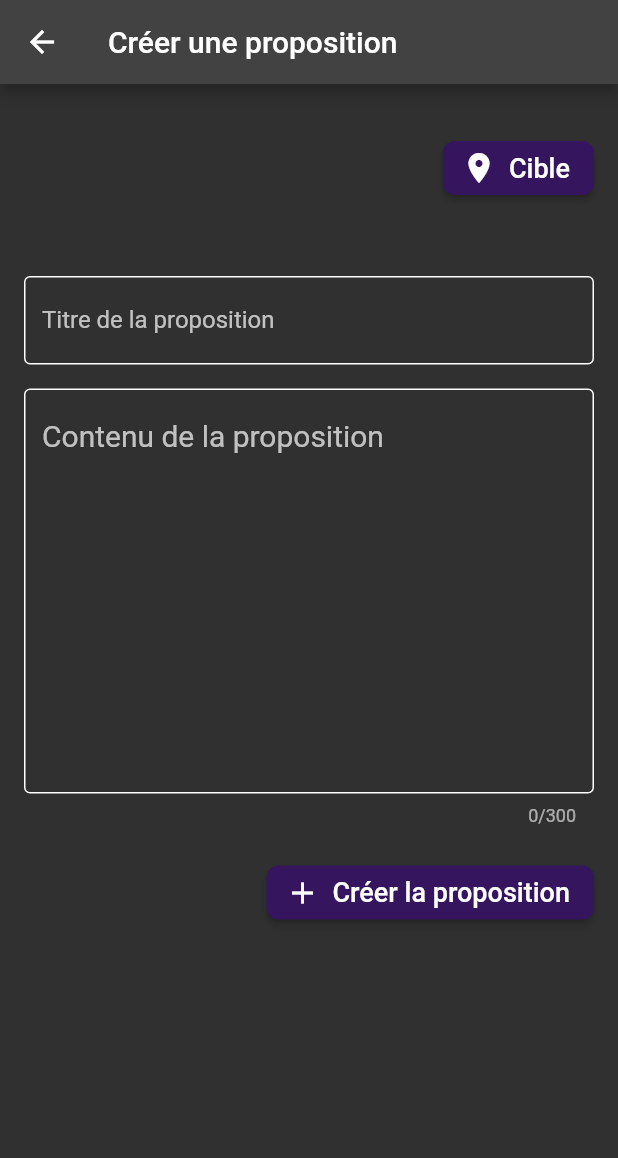
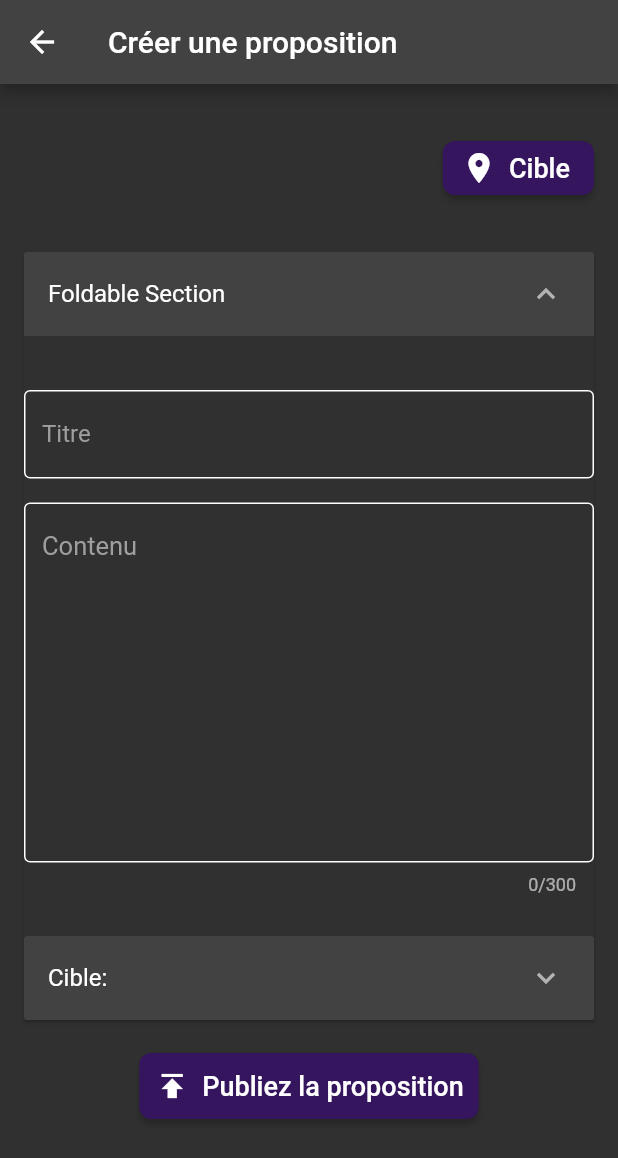
Before and after one commit to Beereex/EduPulse, a Flutter app: the CreateProposition screen opened directly, on a phone screen of 412 x 824 dp. Shown: the top 1158 px of the screen. Run offline on Flutter 3.47's test engine with Material 2 defaults, Android fonts, the phone set to English and light mode, and no system bars; our stand-ins replace cloud_firestore, firebase_auth, firebase_core, firebase_storage, image_picker; missing offline and left inert: dart:ffi; accounts and stored records are empty; statements that could not run were skipped.

Commit message:
creation de proposition, layout edition

```diff
--- a/lib/screens/propositions/create_proposition.dart
+++ b/lib/screens/propositions/create_proposition.dart
@@ -12,6 +12,8 @@ class CreateProposition extends StatefulWidget {
 class _CreatePropositionState extends State<CreateProposition> {
   String _selectedPathResult = "";
   AppData data = AppData.instance;
+  bool _isContentExpanded = true;
+  bool _isPathExpanded = false;
 
   TextEditingController _titleController = TextEditingController();
   TextEditingController _contentController = TextEditingController();
@@ -90,13 +92,13 @@ class _CreatePropositionState extends State<CreateProposition> {
               ),
               SizedBox(height: 16),
               Text("$_selectedPathResult"),
-              SizedBox(height: 16),
+              /*SizedBox(height: 16),
               TextField(
                 controller: _titleController,
                 style: TextStyle(color: Colors.white),
                 decoration: InputDecoration(
-                  labelText: 'Titre de la proposition',
-                  labelStyle: TextStyle(color: Colors.white70),
+                  labelText: 'Titre',
+                  labelStyle: TextStyle(color: Colors.grey),
                   focusedBorder: OutlineInputBorder(
                     borderSide: BorderSide(color: Colors.white),
                   ),
@@ -108,14 +110,14 @@ class _CreatePropositionState extends State<CreateProposition> {
               SizedBox(height: 16),
               TextField(
                 controller: _contentController,
-                style: TextStyle(color: Colors.white, fontSize: 20),
+                style: TextStyle(color: Colors.white, fontSize: 17),
                 maxLines: null,
                 minLines: 10,
                 maxLength: 300,
-                decoration: InputDecoration(
-                  labelText: 'Contenu de la proposition',
+                decoration: const InputDecoration(
+                  labelText: 'Contenu',
                   alignLabelWithHint: true,
-                  labelStyle: TextStyle(color: Colors.white70),
+                  labelStyle: TextStyle(color: Colors.grey),
                   focusedBorder: OutlineInputBorder(
                     borderSide: BorderSide(color: Colors.white),
                   ),
@@ -123,21 +125,114 @@ class _CreatePropositionState extends State<CreateProposition> {
                     borderSide: BorderSide(color: Colors.white),
                   ),
                 ),
+              ),*/
+              SingleChildScrollView(
+                child: ExpansionPanelList(
+                  elevation: 1,
+                  expandedHeaderPadding: EdgeInsets.all(0),
+                  expansionCallback: (int index, bool isExpanded) {
+                    setState(() {
+                      _isContentExpanded = !_isContentExpanded;
+
+                    });
+                  },
+                  children: [
+                    ExpansionPanel(
+
+                      headerBuilder: (BuildContext context, bool isExpanded) {
+                        return ListTile(
+                          title: Text('Foldable Section'),
+                        );
+                      },
+                      body: Container(
+                        constraints: BoxConstraints(maxHeight: 400),
+                        child: Scaffold(
+                          body: Column(children: [
+                            SizedBox(height: 36),
+                            TextField(
+                              controller: _titleController,
+                              style: TextStyle(color: Colors.white),
+                              decoration: InputDecoration(
+                                labelText: 'Titre',
+                                labelStyle: TextStyle(color: Colors.grey),
+                                focusedBorder: OutlineInputBorder(
+                                  borderSide: BorderSide(color: Colors.white),
+                                ),
+                                enabledBorder: OutlineInputBorder(
+                                  borderSide: BorderSide(color: Colors.white),
+                                ),
+                              ),
+                            ),
+                            SizedBox(height: 16),
+                            TextField(
+                              controller: _contentController,
+                              style: TextStyle(color: Colors.white, fontSize: 17),
+                              maxLines: null,
+                              minLines: 10,
+                              maxLength: 300,
+                              decoration: const InputDecoration(
+                                labelText: 'Contenu',
+                                alignLabelWithHint: true,
+                                labelStyle: TextStyle(color: Colors.grey),
+                                focusedBorder: OutlineInputBorder(
+                                  borderSide: BorderSide(color: Colors.white),
+                                ),
+                                enabledBorder: OutlineInputBorder(
+                                  borderSide: BorderSide(color: Colors.white),
+                                ),
+                              ),
+                            ),
+                          ],),
+                        )
+                      ),
+                      isExpanded: _isContentExpanded,
+                    ),
+                  ],
+                ),
               ),
-              SizedBox(height: 20),
+              SingleChildScrollView(
+                child: ExpansionPanelList(
+                  elevation: 1,
+                  expandedHeaderPadding: EdgeInsets.all(0),
+                  expansionCallback: (int index, bool isExpanded) {
+                    setState(() {
+                      _isPathExpanded = !_isPathExpanded;
+
+                    });
+                  },
+                  children: [
+                    ExpansionPanel(
+                      headerBuilder: (BuildContext context, bool isExpanded) {
+                        return ListTile(
+                          title: Text('Cible: ${_selectedPathResult}'),
+                        );
+                      },
+                      body: Container(
+                        constraints: BoxConstraints(maxHeight: 600),
+                        child: PathSelection(
+                          isPathSelection: true,
+                        ),
+                      ),
+                      isExpanded: _isPathExpanded,
+                    ),
+                  ],
+                ),
+              ),
+              const SizedBox(height: 20),
               Align(
-                alignment: Alignment.centerRight,
+                alignment: Alignment.center,
                 child: ElevatedButton.icon(
                   onPressed: _createProposition,
                   style: ElevatedButton.styleFrom(
+                    padding: EdgeInsets.all(10),
                     backgroundColor: Color.fromRGBO(53, 21, 93, 1),
                     shape: RoundedRectangleBorder(
                       borderRadius: BorderRadius.circular(8),
                     ),
                   ),
-                  icon: Icon(Icons.add, color: Colors.white),
-                  label: Text(
-                    'Créer la proposition',
+                  icon: const Icon(Icons.publish, color: Colors.white),
+                  label: const Text(
+                    'Publiez la proposition',
                     style: TextStyle(fontSize: 18, color: Colors.white),
                   ),
                 ),
--- a/lib/screens/propositions/path_selection.dart
+++ b/lib/screens/propositions/path_selection.dart
@@ -312,9 +312,9 @@ class _PathSelectionState extends State<PathSelection> {
   @override
   Widget build(BuildContext context) {
     return Scaffold(
-      appBar: widget.isPathSelection
+      /*appBar: widget.isPathSelection
           ? AppBar(title: const Text('Sélectionner le Chemin'),)
-          : null,
+          : null,*/
       body: SingleChildScrollView(
         child: Padding(
           padding: const EdgeInsets.all(16.0),
```
